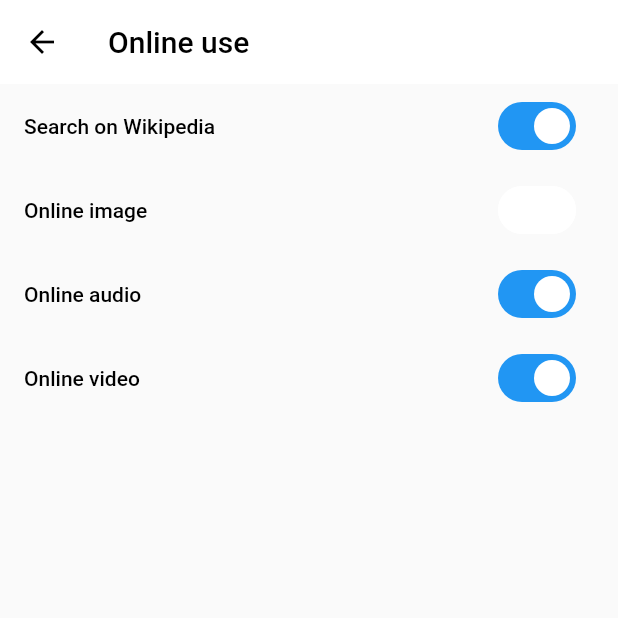
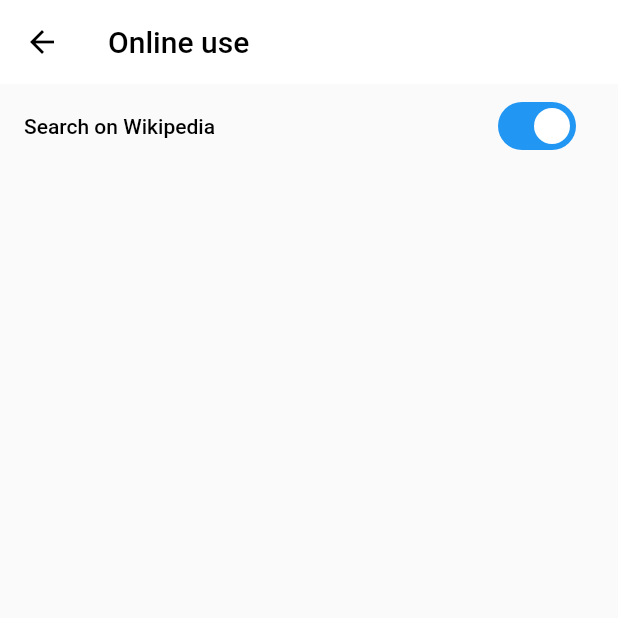
Before and after one commit to DamianAldair/guatini, a Flutter app: the OnlineUsePage screen opened directly, on a phone screen of 412 x 824 dp, the top half of it. Run offline on Flutter 3.47's test engine with Material 2 defaults, Android fonts, the phone set to English and light mode, and no system bars; our stand-ins replace adaptive_theme, audioplayers, card_swiper, dio, flutter_native_splash, font_awesome_flutter and 7 more; missing offline and left inert: dcdg, external_path, mapsforge_flutter, qr_code_scanner, selectable, version and 1 more; accounts and stored records are empty; generated files the repository leaves out were written again; project files that could hold a hidden picture were left out.

Commit message:
Hide online media settimgs

```diff
--- a/lib/pages/online_page.dart
+++ b/lib/pages/online_page.dart
@@ -25,21 +25,21 @@ class _OnlineUsePageState extends State<OnlineUsePage> {
             value: prefs.wikipediaOnline,
             onChanged: (value) => setState(() => prefs.wikipediaOnline = value),
           ),
-          SwitchListTile(
-            title: Text(AppLocalizations.of(context).onlineImage),
-            value: prefs.imageOnline,
-            onChanged: (value) => setState(() => prefs.imageOnline = value),
-          ),
-          SwitchListTile(
-            title: Text(AppLocalizations.of(context).onlineAudio),
-            value: prefs.audioOnline,
-            onChanged: (value) => setState(() => prefs.audioOnline = value),
-          ),
-          SwitchListTile(
-            title: Text(AppLocalizations.of(context).onlineVideo),
-            value: prefs.videoOnline,
-            onChanged: (value) => setState(() => prefs.videoOnline = value),
-          ),
+          // SwitchListTile(
+          //   title: Text(AppLocalizations.of(context).onlineImage),
+          //   value: prefs.imageOnline,
+          //   onChanged: (value) => setState(() => prefs.imageOnline = value),
+          // ),
+          // SwitchListTile(
+          //   title: Text(AppLocalizations.of(context).onlineAudio),
+          //   value: prefs.audioOnline,
+          //   onChanged: (value) => setState(() => prefs.audioOnline = value),
+          // ),
+          // SwitchListTile(
+          //   title: Text(AppLocalizations.of(context).onlineVideo),
+          //   value: prefs.videoOnline,
+          //   onChanged: (value) => setState(() => prefs.videoOnline = value),
+          // ),
         ],
       ),
     );
```
